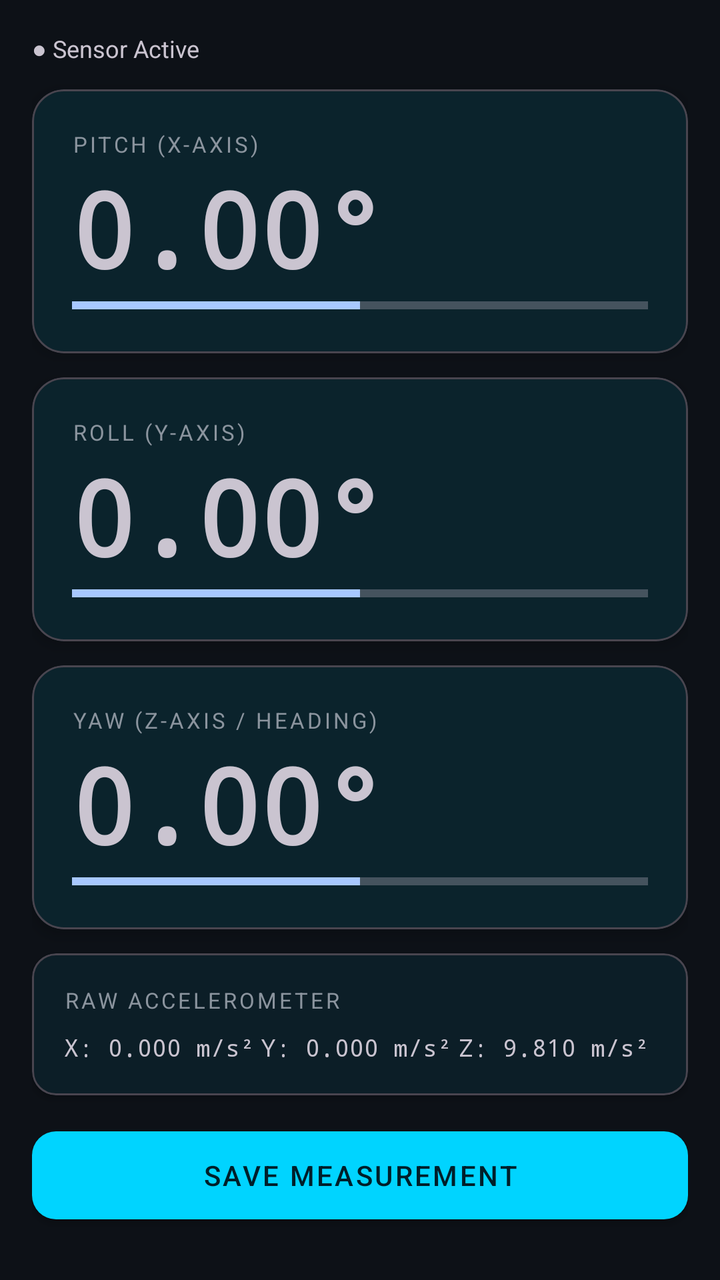
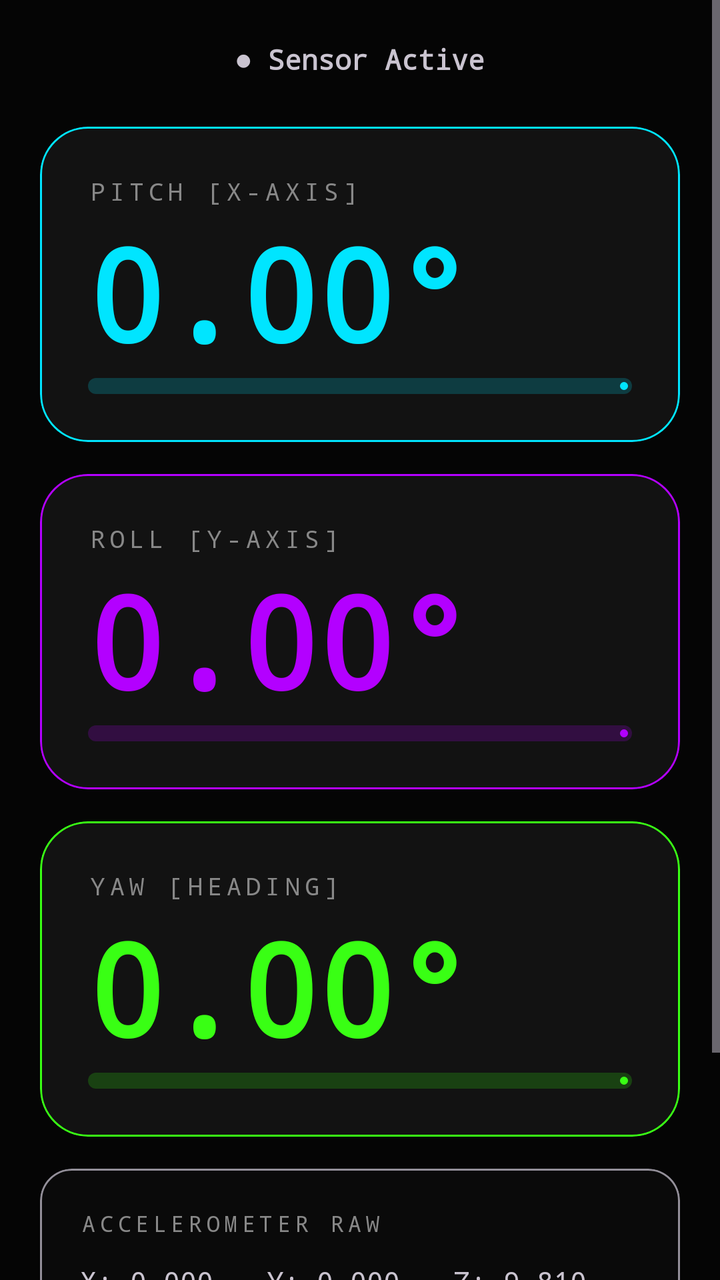

An Android layout rendered at two revisions. The XML below is the earlier revision; the diff shows what the commit changed to produce the second picture.
<!-- AndroidManifest.xml: application theme Theme.MeasureAngle -->
<!-- res/layout/fragment_digital.xml -->
<?xml version="1.0" encoding="utf-8"?>
<ScrollView
    xmlns:android="http://schemas.android.com/apk/res/android"
    xmlns:app="http://schemas.android.com/apk/res-auto"
    android:layout_width="match_parent"
    android:layout_height="match_parent"
    android:background="?attr/colorSurface">

    <LinearLayout
        android:layout_width="match_parent"
        android:layout_height="wrap_content"
        android:orientation="vertical"
        android:padding="16dp">

        
        <TextView
            android:id="@+id/tv_sensor_status"
            android:layout_width="wrap_content"
            android:layout_height="wrap_content"
            android:text="● Sensor Active"
            android:textSize="12sp"
            android:layout_marginBottom="12dp" />

        
        <com.google.android.material.card.MaterialCardView
            android:layout_width="match_parent"
            android:layout_height="wrap_content"
            android:layout_marginBottom="12dp"
            app:cardCornerRadius="16dp"
            app:cardElevation="4dp">

            <LinearLayout
                android:layout_width="match_parent"
                android:layout_height="wrap_content"
                android:orientation="vertical"
                android:padding="20dp">

                <TextView
                    android:layout_width="wrap_content"
                    android:layout_height="wrap_content"
                    android:text="PITCH (X-AXIS)"
                    android:textSize="11sp"
                    android:letterSpacing="0.12"
                    android:textColor="?attr/colorOnSurfaceVariant" />

                <TextView
                    android:id="@+id/tv_pitch_value"
                    android:layout_width="wrap_content"
                    android:layout_height="wrap_content"
                    android:text="0.00°"
                    android:textSize="52sp"
                    android:textStyle="bold"
                    android:fontFamily="monospace" />

                <ProgressBar
                    android:id="@+id/progress_pitch"
                    style="?android:attr/progressBarStyleHorizontal"
                    android:layout_width="match_parent"
                    android:layout_height="8dp"
                    android:progress="50"
                    android:max="100" />
            </LinearLayout>
        </com.google.android.material.card.MaterialCardView>

        
        <com.google.android.material.card.MaterialCardView
            android:layout_width="match_parent"
            android:layout_height="wrap_content"
            android:layout_marginBottom="12dp"
            app:cardCornerRadius="16dp"
            app:cardElevation="4dp">

            <LinearLayout
                android:layout_width="match_parent"
                android:layout_height="wrap_content"
                android:orientation="vertical"
                android:padding="20dp">

                <TextView
                    android:layout_width="wrap_content"
                    android:layout_height="wrap_content"
                    android:text="ROLL (Y-AXIS)"
                    android:textSize="11sp"
                    android:letterSpacing="0.12"
                    android:textColor="?attr/colorOnSurfaceVariant" />

                <TextView
                    android:id="@+id/tv_roll_value"
                    android:layout_width="wrap_content"
                    android:layout_height="wrap_content"
                    android:text="0.00°"
                    android:textSize="52sp"
                    android:textStyle="bold"
                    android:fontFamily="monospace" />

                <ProgressBar
                    android:id="@+id/progress_roll"
                    style="?android:attr/progressBarStyleHorizontal"
                    android:layout_width="match_parent"
                    android:layout_height="8dp"
                    android:progress="50"
                    android:max="100" />
            </LinearLayout>
        </com.google.android.material.card.MaterialCardView>

        
        <com.google.android.material.card.MaterialCardView
            android:layout_width="match_parent"
            android:layout_height="wrap_content"
            android:layout_marginBottom="12dp"
            app:cardCornerRadius="16dp"
            app:cardElevation="4dp">

            <LinearLayout
                android:layout_width="match_parent"
                android:layout_height="wrap_content"
                android:orientation="vertical"
                android:padding="20dp">

                <TextView
                    android:layout_width="wrap_content"
                    android:layout_height="wrap_content"
                    android:text="YAW (Z-AXIS / HEADING)"
                    android:textSize="11sp"
                    android:letterSpacing="0.12"
                    android:textColor="?attr/colorOnSurfaceVariant" />

                <TextView
                    android:id="@+id/tv_yaw_value"
                    android:layout_width="wrap_content"
                    android:layout_height="wrap_content"
                    android:text="0.00°"
                    android:textSize="52sp"
                    android:textStyle="bold"
                    android:fontFamily="monospace" />

                <ProgressBar
                    android:id="@+id/progress_yaw"
                    style="?android:attr/progressBarStyleHorizontal"
                    android:layout_width="match_parent"
                    android:layout_height="8dp"
                    android:progress="50"
                    android:max="100" />
            </LinearLayout>
        </com.google.android.material.card.MaterialCardView>

        
        <com.google.android.material.card.MaterialCardView
            android:layout_width="match_parent"
            android:layout_height="wrap_content"
            android:layout_marginBottom="12dp"
            app:cardCornerRadius="12dp"
            app:cardElevation="2dp">

            <LinearLayout
                android:layout_width="match_parent"
                android:layout_height="wrap_content"
                android:orientation="vertical"
                android:padding="16dp">

                <TextView
                    android:layout_width="wrap_content"
                    android:layout_height="wrap_content"
                    android:text="RAW ACCELEROMETER"
                    android:textSize="11sp"
                    android:letterSpacing="0.12"
                    android:textColor="?attr/colorOnSurfaceVariant"
                    android:layout_marginBottom="8dp" />

                <LinearLayout
                    android:layout_width="match_parent"
                    android:layout_height="wrap_content"
                    android:orientation="horizontal">

                    <TextView
                        android:id="@+id/tv_accel_x"
                        android:layout_width="0dp"
                        android:layout_height="wrap_content"
                        android:layout_weight="1"
                        android:text="X: 0.000 m/s²"
                        android:textSize="12sp"
                        android:fontFamily="monospace" />

                    <TextView
                        android:id="@+id/tv_accel_y"
                        android:layout_width="0dp"
                        android:layout_height="wrap_content"
                        android:layout_weight="1"
                        android:text="Y: 0.000 m/s²"
                        android:textSize="12sp"
                        android:fontFamily="monospace" />

                    <TextView
                        android:id="@+id/tv_accel_z"
                        android:layout_width="0dp"
                        android:layout_height="wrap_content"
                        android:layout_weight="1"
                        android:text="Z: 9.810 m/s²"
                        android:textSize="12sp"
                        android:fontFamily="monospace" />
                </LinearLayout>
            </LinearLayout>
        </com.google.android.material.card.MaterialCardView>

        
        <com.google.android.material.button.MaterialButton
            android:id="@+id/btn_save"
            android:layout_width="match_parent"
            android:layout_height="56dp"
            android:text="SAVE MEASUREMENT"
            android:textSize="14sp"
            android:letterSpacing="0.08"
            app:cornerRadius="12dp"
            style="@style/Widget.MaterialComponents.Button" />

    </LinearLayout>
</ScrollView>
<!-- resources referenced by this layout -->
<resources>
  <style name="Theme.MeasureAngle" parent="Theme.Material3.Dark.NoActionBar">
          <item name="colorPrimary">@color/primary</item>
          <item name="colorOnPrimary">@color/on_primary</item>
          <item name="colorPrimaryContainer">@color/primary_container</item>
          <item name="colorSecondary">@color/secondary</item>
          <item name="colorTertiary">@color/tertiary</item>
          <item name="colorSurface">@color/surface</item>
          <item name="colorSurfaceVariant">@color/surface_variant</item>
          <item name="colorOnSurface">@color/on_surface</item>
          <item name="colorOnSurfaceVariant">@color/on_surface_variant</item>
          <item name="colorError">@color/error</item>
          <item name="android:windowBackground">@color/surface</item>
      </style>
  <color name="primary">#00D4FF</color>
  <color name="on_primary">#001F2A</color>
  <color name="primary_container">#003547</color>
  <color name="secondary">#A8C8FF</color>
  <color name="tertiary">#39E75F</color>
  <color name="surface">#0D1117</color>
  <color name="surface_variant">#161B22</color>
  <color name="on_surface">#E6EDF3</color>
  <color name="on_surface_variant">#8B949E</color>
  <color name="error">#FF6B6B</color>
</resources>

<!-- the commit's change to res/layout/fragment_digital.xml (unified diff, before → after) -->
@@ -10,7 +10,7 @@
         android:layout_width="match_parent"
         android:layout_height="wrap_content"
         android:orientation="vertical"
-        android:padding="16dp">
+        android:padding="20dp">
 
         
         <TextView
@@ -18,29 +18,36 @@
             android:layout_width="wrap_content"
             android:layout_height="wrap_content"
             android:text="● Sensor Active"
-            android:textSize="12sp"
-            android:layout_marginBottom="12dp" />
-
-        
-        <com.google.android.material.card.MaterialCardView
-            android:layout_width="match_parent"
-            android:layout_height="wrap_content"
-            android:layout_marginBottom="12dp"
-            app:cardCornerRadius="16dp"
-            app:cardElevation="4dp">
-
-            <LinearLayout
-                android:layout_width="match_parent"
-                android:layout_height="wrap_content"
-                android:orientation="vertical"
-                android:padding="20dp">
-
-                <TextView
-                    android:layout_width="wrap_content"
-                    android:layout_height="wrap_content"
-                    android:text="PITCH (X-AXIS)"
-                    android:textSize="11sp"
-                    android:letterSpacing="0.12"
+            android:textSize="14sp"
+            android:textStyle="bold"
+            android:fontFamily="monospace"
+            android:layout_gravity="center_horizontal"
+            android:layout_marginBottom="24dp" />
+
+        
+        <com.google.android.material.card.MaterialCardView
+            android:layout_width="match_parent"
+            android:layout_height="wrap_content"
+            android:layout_marginBottom="16dp"
+            app:cardBackgroundColor="#0DFFFFFF"
+            app:strokeColor="?attr/colorPrimary"
+            app:strokeWidth="1dp"
+            app:cardCornerRadius="24dp"
+            app:cardElevation="0dp">
+
+            <LinearLayout
+                android:layout_width="match_parent"
+                android:layout_height="wrap_content"
+                android:orientation="vertical"
+                android:padding="24dp">
+
+                <TextView
+                    android:layout_width="wrap_content"
+                    android:layout_height="wrap_content"
+                    android:text="PITCH [X-AXIS]"
+                    android:textSize="12sp"
+                    android:letterSpacing="0.2"
+                    android:fontFamily="monospace"
                     android:textColor="?attr/colorOnSurfaceVariant" />
 
                 <TextView
@@ -48,15 +55,19 @@
                     android:layout_width="wrap_content"
                     android:layout_height="wrap_content"
                     android:text="0.00°"
-                    android:textSize="52sp"
+                    android:textSize="64sp"
                     android:textStyle="bold"
-                    android:fontFamily="monospace" />
-
-                <ProgressBar
+                    android:fontFamily="monospace"
+                    android:textColor="?attr/colorPrimary" />
+
+                <com.google.android.material.progressindicator.LinearProgressIndicator
                     android:id="@+id/progress_pitch"
-                    style="?android:attr/progressBarStyleHorizontal"
-                    android:layout_width="match_parent"
-                    android:layout_height="8dp"
+                    android:layout_width="match_parent"
+                    android:layout_height="wrap_content"
+                    app:trackCornerRadius="4dp"
+                    app:trackThickness="8dp"
+                    app:indicatorColor="?attr/colorPrimary"
+                    app:trackColor="#3300E5FF"
                     android:progress="50"
                     android:max="100" />
             </LinearLayout>
@@ -66,22 +77,26 @@
         <com.google.android.material.card.MaterialCardView
             android:layout_width="match_parent"
             android:layout_height="wrap_content"
-            android:layout_marginBottom="12dp"
-            app:cardCornerRadius="16dp"
-            app:cardElevation="4dp">
-
-            <LinearLayout
-                android:layout_width="match_parent"
-                android:layout_height="wrap_content"
-                android:orientation="vertical"
-                android:padding="20dp">
-
-                <TextView
-                    android:layout_width="wrap_content"
-                    android:layout_height="wrap_content"
-                    android:text="ROLL (Y-AXIS)"
-                    android:textSize="11sp"
-                    android:letterSpacing="0.12"
+            android:layout_marginBottom="16dp"
+            app:cardBackgroundColor="#0DFFFFFF"
+            app:strokeColor="?attr/colorSecondary"
+            app:strokeWidth="1dp"
+            app:cardCornerRadius="24dp"
+            app:cardElevation="0dp">
+
+            <LinearLayout
+                android:layout_width="match_parent"
+                android:layout_height="wrap_content"
+                android:orientation="vertical"
+                android:padding="24dp">
+
+                <TextView
+                    android:layout_width="wrap_content"
+                    android:layout_height="wrap_content"
+                    android:text="ROLL [Y-AXIS]"
+                    android:textSize="12sp"
+                    android:letterSpacing="0.2"
+                    android:fontFamily="monospace"
                     android:textColor="?attr/colorOnSurfaceVariant" />
 
                 <TextView
@@ -89,15 +104,19 @@
                     android:layout_width="wrap_content"
                     android:layout_height="wrap_content"
                     android:text="0.00°"
-                    android:textSize="52sp"
+                    android:textSize="64sp"
                     android:textStyle="bold"
-                    android:fontFamily="monospace" />
-
-                <ProgressBar
+                    android:fontFamily="monospace"
+                    android:textColor="?attr/colorSecondary" />
+
+                <com.google.android.material.progressindicator.LinearProgressIndicator
                     android:id="@+id/progress_roll"
-                    style="?android:attr/progressBarStyleHorizontal"
-                    android:layout_width="match_parent"
-                    android:layout_height="8dp"
+                    android:layout_width="match_parent"
+                    android:layout_height="wrap_content"
+                    app:trackCornerRadius="4dp"
+                    app:trackThickness="8dp"
+                    app:indicatorColor="?attr/colorSecondary"
+                    app:trackColor="#33B300FF"
                     android:progress="50"
                     android:max="100" />
             </LinearLayout>
@@ -107,22 +126,26 @@
         <com.google.android.material.card.MaterialCardView
             android:layout_width="match_parent"
             android:layout_height="wrap_content"
-            android:layout_marginBottom="12dp"
-            app:cardCornerRadius="16dp"
-            app:cardElevation="4dp">
-
-            <LinearLayout
-                android:layout_width="match_parent"
-                android:layout_height="wrap_content"
-                android:orientation="vertical"
-                android:padding="20dp">
-
-                <TextView
-                    android:layout_width="wrap_content"
-                    android:layout_height="wrap_content"
-                    android:text="YAW (Z-AXIS / HEADING)"
-                    android:textSize="11sp"
-                    android:letterSpacing="0.12"
+            android:layout_marginBottom="16dp"
+            app:cardBackgroundColor="#0DFFFFFF"
+            app:strokeColor="?attr/colorTertiary"
+            app:strokeWidth="1dp"
+            app:cardCornerRadius="24dp"
+            app:cardElevation="0dp">
+
+            <LinearLayout
+                android:layout_width="match_parent"
+                android:layout_height="wrap_content"
+                android:orientation="vertical"
+                android:padding="24dp">
+
+                <TextView
+                    android:layout_width="wrap_content"
+                    android:layout_height="wrap_content"
+                    android:text="YAW [HEADING]"
+                    android:textSize="12sp"
+                    android:letterSpacing="0.2"
+                    android:fontFamily="monospace"
                     android:textColor="?attr/colorOnSurfaceVariant" />
 
                 <TextView
@@ -130,15 +153,19 @@
                     android:layout_width="wrap_content"
                     android:layout_height="wrap_content"
                     android:text="0.00°"
-                    android:textSize="52sp"
+                    android:textSize="64sp"
                     android:textStyle="bold"
-                    android:fontFamily="monospace" />
-
-                <ProgressBar
+                    android:fontFamily="monospace"
+                    android:textColor="?attr/colorTertiary" />
+
+                <com.google.android.material.progressindicator.LinearProgressIndicator
                     android:id="@+id/progress_yaw"
-                    style="?android:attr/progressBarStyleHorizontal"
-                    android:layout_width="match_parent"
-                    android:layout_height="8dp"
+                    android:layout_width="match_parent"
+                    android:layout_height="wrap_content"
+                    app:trackCornerRadius="4dp"
+                    app:trackThickness="8dp"
+                    app:indicatorColor="?attr/colorTertiary"
+                    app:trackColor="#3339FF14"
                     android:progress="50"
                     android:max="100" />
             </LinearLayout>
@@ -148,24 +175,28 @@
         <com.google.android.material.card.MaterialCardView
             android:layout_width="match_parent"
             android:layout_height="wrap_content"
-            android:layout_marginBottom="12dp"
-            app:cardCornerRadius="12dp"
-            app:cardElevation="2dp">
-
-            <LinearLayout
-                android:layout_width="match_parent"
-                android:layout_height="wrap_content"
-                android:orientation="vertical"
-                android:padding="16dp">
-
-                <TextView
-                    android:layout_width="wrap_content"
-                    android:layout_height="wrap_content"
-                    android:text="RAW ACCELEROMETER"
+            android:layout_marginBottom="24dp"
+            app:cardBackgroundColor="#05FFFFFF"
+            app:strokeColor="?attr/colorOutline"
+            app:strokeWidth="1dp"
+            app:cardCornerRadius="16dp"
+            app:cardElevation="0dp">
+
+            <LinearLayout
+                android:layout_width="match_parent"
+                android:layout_height="wrap_content"
+                android:orientation="vertical"
+                android:padding="20dp">
+
+                <TextView
+                    android:layout_width="wrap_content"
+                    android:layout_height="wrap_content"
+                    android:text="ACCELEROMETER RAW"
                     android:textSize="11sp"
-                    android:letterSpacing="0.12"
+                    android:letterSpacing="0.2"
+                    android:fontFamily="monospace"
                     android:textColor="?attr/colorOnSurfaceVariant"
-                    android:layout_marginBottom="8dp" />
+                    android:layout_marginBottom="12dp" />
 
                 <LinearLayout
                     android:layout_width="match_parent"
@@ -177,8 +208,8 @@
                         android:layout_width="0dp"
                         android:layout_height="wrap_content"
                         android:layout_weight="1"
-                        android:text="X: 0.000 m/s²"
-                        android:textSize="12sp"
+                        android:text="X: 0.000"
+                        android:textSize="14sp"
                         android:fontFamily="monospace" />
 
                     <TextView
@@ -186,8 +217,8 @@
                         android:layout_width="0dp"
                         android:layout_height="wrap_content"
                         android:layout_weight="1"
-                        android:text="Y: 0.000 m/s²"
-                        android:textSize="12sp"
+                        android:text="Y: 0.000"
+                        android:textSize="14sp"
                         android:fontFamily="monospace" />
 
                     <TextView
@@ -195,8 +226,8 @@
                         android:layout_width="0dp"
                         android:layout_height="wrap_content"
                         android:layout_weight="1"
-                        android:text="Z: 9.810 m/s²"
-                        android:textSize="12sp"
+                        android:text="Z: 9.810"
+                        android:textSize="14sp"
                         android:fontFamily="monospace" />
                 </LinearLayout>
             </LinearLayout>
@@ -206,12 +237,15 @@
         <com.google.android.material.button.MaterialButton
             android:id="@+id/btn_save"
             android:layout_width="match_parent"
-            android:layout_height="56dp"
+            android:layout_height="64dp"
             android:text="SAVE MEASUREMENT"
-            android:textSize="14sp"
-            android:letterSpacing="0.08"
-            app:cornerRadius="12dp"
-            style="@style/Widget.MaterialComponents.Button" />
+            android:textSize="16sp"
+            android:textStyle="bold"
+            android:letterSpacing="0.15"
+            android:fontFamily="monospace"
+            app:cornerRadius="32dp"
+            app:backgroundTint="?attr/colorPrimary"
+            android:textColor="?attr/colorOnPrimary" />
 
     </LinearLayout>
 </ScrollView>
<!-- resource entries referenced after the edit -->
@@ -13,15 +13,15 @@
           <item name="colorError">@color/error</item>
           <item name="android:windowBackground">@color/surface</item>
       </style>
-  <color name="primary">#00D4FF</color>
-  <color name="on_primary">#001F2A</color>
-  <color name="primary_container">#003547</color>
-  <color name="secondary">#A8C8FF</color>
-  <color name="tertiary">#39E75F</color>
-  <color name="surface">#0D1117</color>
-  <color name="surface_variant">#161B22</color>
-  <color name="on_surface">#E6EDF3</color>
-  <color name="on_surface_variant">#8B949E</color>
-  <color name="error">#FF6B6B</color>
+  <color name="primary">#00E5FF</color>
+  <color name="on_primary">#00111A</color>
+  <color name="primary_container">#00334D</color>
+  <color name="secondary">#B300FF</color>
+  <color name="tertiary">#39FF14</color>
+  <color name="surface">#050505</color>
+  <color name="surface_variant">#111111</color>
+  <color name="on_surface">#E0E0E0</color>
+  <color name="on_surface_variant">#888888</color>
+  <color name="error">#FF3366</color>
 </resources>
 
